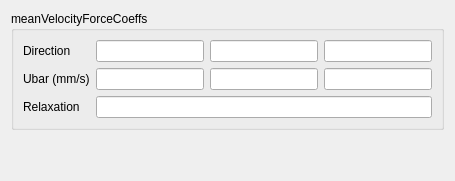
This is Gui/TaskPanelCfdMeanVelocityForce.ui in kevinsmia1939/CfdOF as Qt 5 draws it before an edit. The edited form follows.
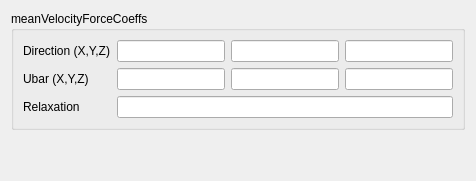
This is the edited form. Custom widgets are drawn as their Qt base class.

Patch:
```diff
--- a/Gui/TaskPanelCfdMeanVelocityForce.ui
+++ b/Gui/TaskPanelCfdMeanVelocityForce.ui
@@ -15,7 +15,7 @@
       <item row="0" column="0">
        <widget class="QLabel" name="labelDirection">
         <property name="text">
-         <string>Direction</string>
+         <string>Direction (X,Y,Z)</string>
         </property>
        </widget>
       </item>
@@ -43,7 +43,7 @@
       <item row="1" column="0">
        <widget class="QLabel" name="labelUbar">
         <property name="text">
-         <string>Ubar (mm/s)</string>
+         <string>Ubar (X,Y,Z)</string>
         </property>
        </widget>
       </item>
```
